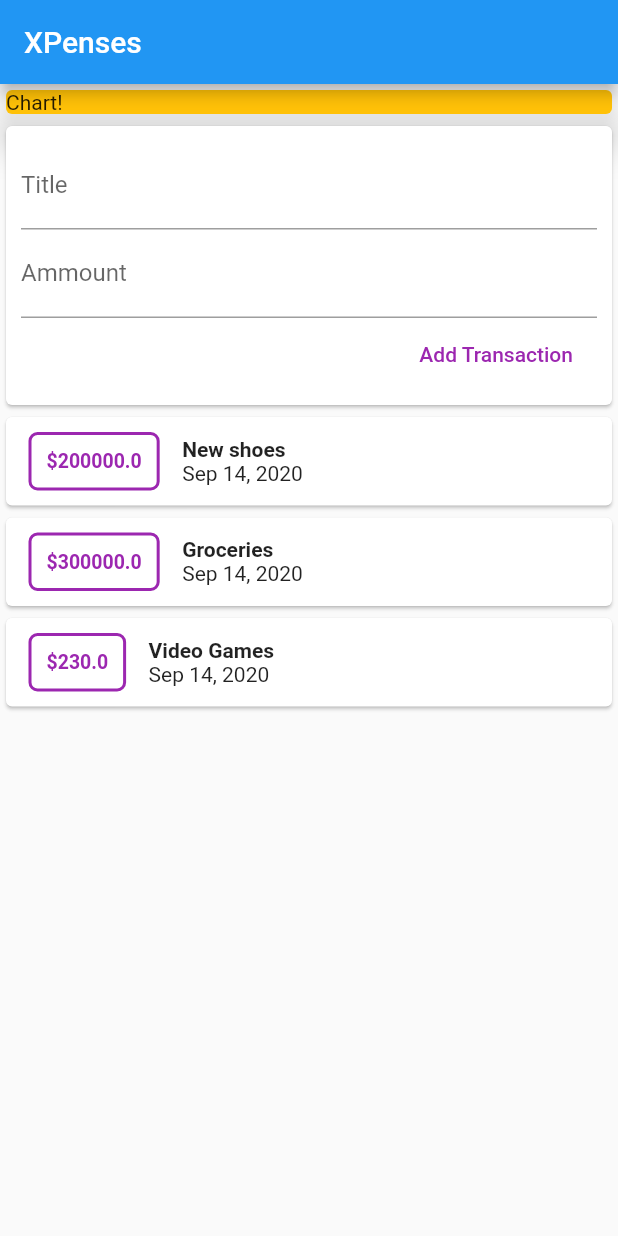
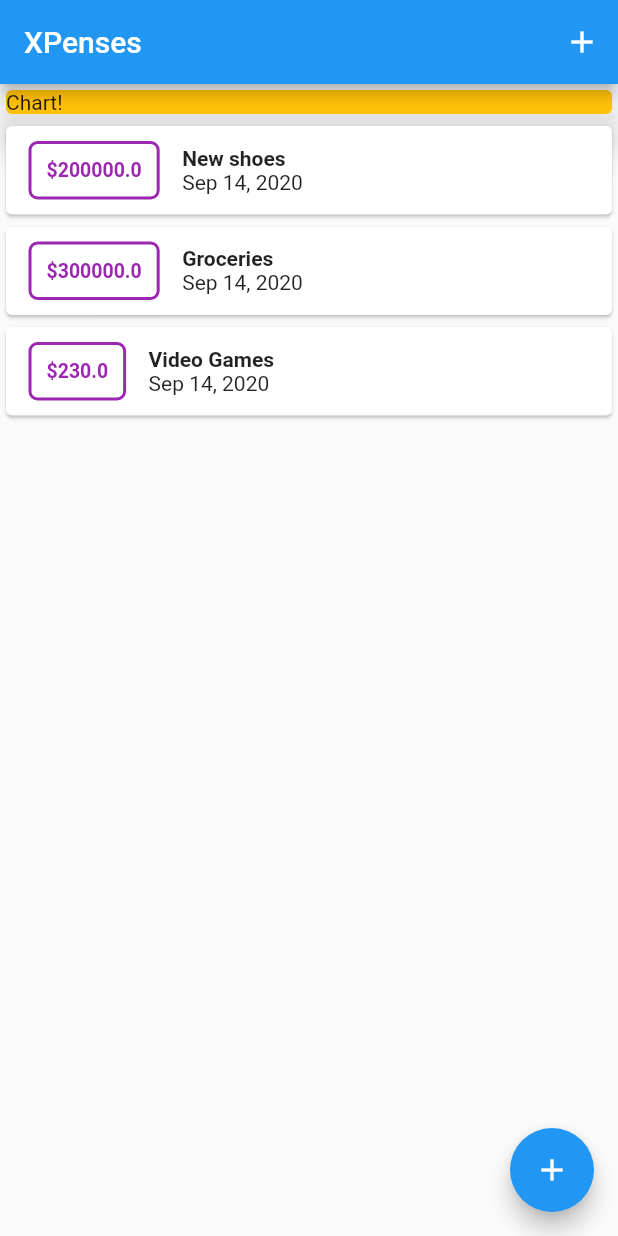
Before and after one commit to ellipe/XPenses, a Flutter app: the screen it shows after launch, on a phone screen of 412 x 824 dp. Run offline on Flutter 3.47's test engine with Material 2 defaults, Android fonts, the phone set to English and light mode, and no system bars.

Commit message:
add floating button and form input.

```diff
--- a/lib/main.dart
+++ b/lib/main.dart
@@ -1,5 +1,7 @@
 import 'package:flutter/material.dart';
-import 'widgets/UserTransactions.dart';
+import './widgets/TransactionList.dart';
+import './widgets/NewTransaction.dart';
+import './models/TransactionModel.dart';
 
 void main() {
   runApp(App());
@@ -22,19 +24,71 @@ class App extends StatelessWidget {
   }
 }
 
-class Home extends StatelessWidget {
+class Home extends StatefulWidget {
   final String title;
 
   Home({this.title});
 
   @override
+  _HomeState createState() => _HomeState();
+}
+
+class _HomeState extends State<Home> {
+  final List<Transaction> _userTransactions = [
+    Transaction(
+      id: '1',
+      title: 'New shoes',
+      ammount: 200000,
+      date: DateTime.now(),
+    ),
+    Transaction(
+      id: '2',
+      title: 'Groceries',
+      ammount: 300000,
+      date: DateTime.now(),
+    ),
+    Transaction(
+      id: '3',
+      title: 'Video Games',
+      ammount: 230,
+      date: DateTime.now(),
+    ),
+  ];
+
+  void _addNewTransaction(String title, double ammount) {
+    final newTx = Transaction(
+        id: DateTime.now().toString(),
+        title: title,
+        ammount: ammount,
+        date: DateTime.now());
+
+    setState(() {
+      _userTransactions.add(newTx);
+    });
+  }
+
+  void _showNewTransactionForm(BuildContext ctx) {
+    showModalBottomSheet(
+        context: ctx,
+        builder: (_) {
+          return NewTransaction(_addNewTransaction);
+        });
+  }
+
+  @override
   Widget build(BuildContext context) {
     return Scaffold(
       appBar: AppBar(
-        title: Text(this.title),
+        title: Text(this.widget.title),
+        actions: [
+          IconButton(
+            icon: Icon(Icons.add),
+            onPressed: () => _showNewTransactionForm(context),
+          )
+        ],
       ),
       body: SingleChildScrollView(
-              child: Column(
+        child: Column(
           crossAxisAlignment: CrossAxisAlignment.start,
           children: <Widget>[
             Container(
@@ -45,9 +99,16 @@ class Home extends StatelessWidget {
                 elevation: 10,
               ),
             ),
-            UserTransactions(),
+            TransactionList(
+              transactions: _userTransactions,
+            )
           ],
         ),
+      ),
+      floatingActionButtonLocation: FloatingActionButtonLocation.endFloat,
+      floatingActionButton: FloatingActionButton(
+        child: Icon(Icons.add),
+        onPressed: () => _showNewTransactionForm(context),
       ),
     );
   }
--- a/lib/widgets/NewTransaction.dart
+++ b/lib/widgets/NewTransaction.dart
@@ -1,10 +1,17 @@
 import 'package:flutter/material.dart';
 
-class NewTransaction extends StatelessWidget {
+class NewTransaction extends StatefulWidget {
+  final Function addTransaction;
+
+  NewTransaction(this.addTransaction);
+
+  @override
+  _NewTransactionState createState() => _NewTransactionState();
+}
+
+class _NewTransactionState extends State<NewTransaction> {
   final titleController = TextEditingController();
   final ammountController = TextEditingController();
-
-  final Function addTransaction;
 
   void submitData() {
     final title = titleController.text;
@@ -14,10 +21,10 @@ class NewTransaction extends StatelessWidget {
     if (title.isEmpty || ammount <= 0) {
       return;
     }
-    addTransaction(title, ammount);
+    widget.addTransaction(title, ammount);
+
+    Navigator.of(context).pop();
   }
-
-  NewTransaction(this.addTransaction);
 
   @override
   Widget build(BuildContext context) {
--- a/lib/widgets/UserTransactions.dart
+++ /dev/null
@@ -1,55 +0,0 @@
-import 'package:flutter/material.dart';
-import './NewTransaction.dart';
-import './TransactionList.dart';
-import '../models/TransactionModel.dart';
-
-class UserTransactions extends StatefulWidget {
-  @override
-  _UserTransactionsState createState() => _UserTransactionsState();
-}
-
-class _UserTransactionsState extends State<UserTransactions> {
-  final List<Transaction> _userTransactions = [
-    Transaction(
-      id: '1',
-      title: 'New shoes',
-      ammount: 200000,
-      date: DateTime.now(),
-    ),
-    Transaction(
-      id: '2',
-      title: 'Groceries',
-      ammount: 300000,
-      date: DateTime.now(),
-    ),
-    Transaction(
-      id: '3',
-      title: 'Video Games',
-      ammount: 230,
-      date: DateTime.now(),
-    ),
-  ];
-
-  void _addNewTransaction(String title, double ammount){
-    final newTx = Transaction(
-      id: DateTime.now().toString(),
-      title: title,
-      ammount: ammount,
-      date: DateTime.now()
-    );
-
-    setState(() {
-      _userTransactions.add(newTx);
-    });
-  }
-
-  @override
-  Widget build(BuildContext context) {
-    return Column(
-      children: [
-        NewTransaction(_addNewTransaction),
-        TransactionList(transactions: _userTransactions,)
-      ],
-    );
-  }
-}
```
